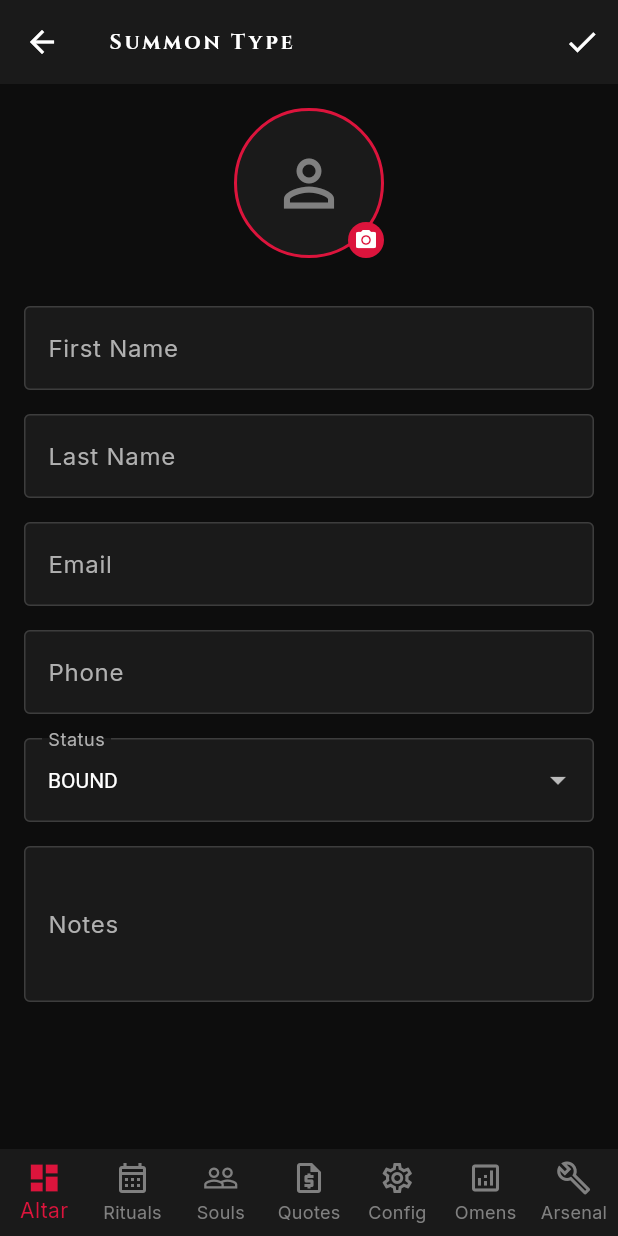
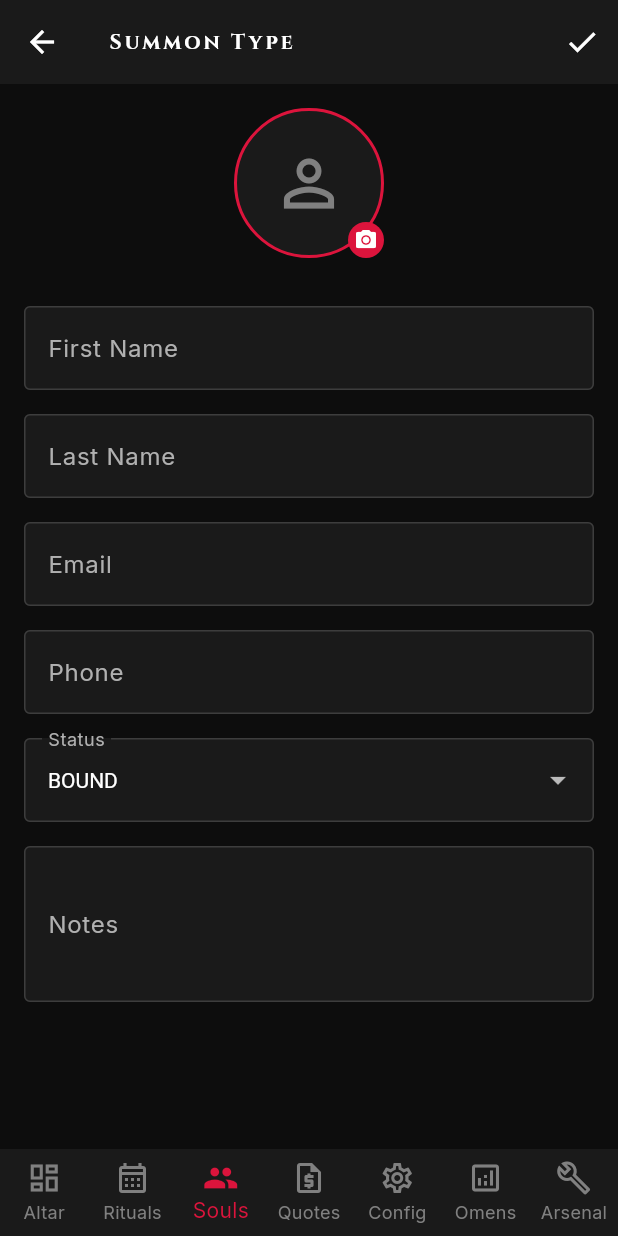
Before and after one commit to jakej985-rgb/infernal-web, a Flutter app: the ClientFormPage screen opened by its route, on a phone screen of 412 x 824 dp. Run offline on Flutter 3.47's test engine with Material 3 defaults, Android fonts, the phone set to English and light mode, and no system bars; our stand-ins replace dio, flutter_riverpod, flutter_secure_storage, freezed_annotation, go_router, google_fonts and 5 more; accounts and stored records are empty; generated files the repository leaves out were written again; network calls fail.

Commit message:
feat(app): update routes and introduce dynamic infernal ui labels
- Standardize primary routes to use conventional names (/home, /calendar, and /contacts instead of /dashboard, /appointments, and /clients)
- Add legacy and thematic redirect routes (such as /altar, /rituals, and /souls) to maintain backward compatibility and preserve theme navigation
- Integrate dynamic labels via useInfernalLabelsProvider in the system status page and other UI components to allow switching between standard and infernal terminology
- Support a custom trailing widget in settings items to accommodate controls like switches or toggle options

```diff
--- a/app/lib/app/router.dart
+++ b/app/lib/app/router.dart
@@ -36,9 +36,9 @@ import '../shared/widgets/app_shell.dart';
 /// Route paths as constants
 abstract final class AppRoutes {
   static const String login = '/login';
-  static const String dashboard = '/dashboard';
-  static const String appointments = '/appointments';
-  static const String clients = '/clients';
+  static const String dashboard = '/home';
+  static const String appointments = '/calendar';
+  static const String clients = '/contacts';
   static const String quotes = '/quotes';
   static const String documents = '/documents';
   static const String settings = '/settings';
@@ -64,6 +64,32 @@ final routerProvider = Provider<GoRouter>((ref) {
     initialLocation: AppRoutes.dashboard,
     debugLogDiagnostics: true,
     routes: [
+      // Redirects for legacy and thematic URLs
+      GoRoute(
+        path: '/dashboard',
+        redirect: (context, state) => AppRoutes.dashboard,
+      ),
+      GoRoute(
+        path: '/appointments',
+        redirect: (context, state) => AppRoutes.appointments,
+      ),
+      GoRoute(
+        path: '/clients',
+        redirect: (context, state) => AppRoutes.clients,
+      ),
+      GoRoute(
+        path: '/altar',
+        redirect: (context, state) => AppRoutes.dashboard,
+      ),
+      GoRoute(
+        path: '/rituals',
+        redirect: (context, state) => AppRoutes.appointments,
+      ),
+      GoRoute(
+        path: '/souls',
+        redirect: (context, state) => AppRoutes.clients,
+      ),
+
       // Login route (outside shell)
       GoRoute(
         path: AppRoutes.login,
--- a/app/lib/features/clients/presentation/client_form_page.dart
+++ b/app/lib/features/clients/presentation/client_form_page.dart
@@ -8,6 +8,7 @@ import '../../../app/theme/tokens.dart';
 import '../../../shared/domain/client.dart';
 import '../../../shared/domain/enums.dart';
 import '../data/clients_provider.dart';
+import '../../../shared/data/infernal_labels_provider.dart';
 
 class ClientFormPage extends ConsumerStatefulWidget {
   final String? clientId;
@@ -94,10 +95,14 @@ class _ClientFormPageState extends ConsumerState<ClientFormPage> {
   }
 
   Widget _buildScaffold(BuildContext context) {
+    final useInfernal = ref.watch(useInfernalLabelsProvider);
+
     return Scaffold(
       backgroundColor: InfernalColors.background,
       appBar: AppBar(
-        title: Text(_isEdit ? 'Edit Soul' : 'Summon Type'),
+        title: Text(_isEdit
+            ? UiLabels.get('edit_client', useInfernal)
+            : UiLabels.get('add_client', useInfernal)),
         backgroundColor: InfernalColors.surface,
         foregroundColor: InfernalColors.textPrimary,
         actions: [
--- a/app/lib/features/reports/presentation/stats_overview_page.dart
+++ b/app/lib/features/reports/presentation/stats_overview_page.dart
@@ -3,6 +3,7 @@ import 'package:flutter_riverpod/flutter_riverpod.dart';
 import 'package:intl/intl.dart';
 import '../../../app/theme/tokens.dart';
 import '../data/stats_provider.dart';
+import '../../../shared/data/infernal_labels_provider.dart';
 
 class StatsOverviewPage extends ConsumerWidget {
   const StatsOverviewPage({super.key});
@@ -10,11 +11,12 @@ class StatsOverviewPage extends ConsumerWidget {
   @override
   Widget build(BuildContext context, WidgetRef ref) {
     final statsAsync = ref.watch(shopOverviewStatsProvider);
+    final useInfernal = ref.watch(useInfernalLabelsProvider);
 
     return Scaffold(
       backgroundColor: InfernalColors.background,
       appBar: AppBar(
-        title: const Text('VOX MECANICUS // Stats'),
+        title: Text(UiLabels.get('stats_title', useInfernal)),
         backgroundColor: InfernalColors.surface,
         foregroundColor: InfernalColors.textPrimary,
       ),
--- /dev/null
+++ b/app/lib/shared/data/infernal_labels_provider.dart
@@ -0,0 +1,121 @@
+import 'package:flutter_riverpod/flutter_riverpod.dart';
+import '../util/shared_prefs_provider.dart';
+
+class UseInfernalLabelsNotifier extends Notifier<bool> {
+  @override
+  bool build() {
+    final prefs = ref.watch(sharedPreferencesProvider);
+    return prefs.getBool('use_infernal_labels') ?? true;
+  }
+
+  Future<void> toggle(bool value) async {
+    final prefs = ref.read(sharedPreferencesProvider);
+    await prefs.setBool('use_infernal_labels', value);
+    state = value;
+  }
+}
+
+final useInfernalLabelsProvider = NotifierProvider<UseInfernalLabelsNotifier, bool>(() {
+  return UseInfernalLabelsNotifier();
+});
+
+class UiLabels {
+  static const standardLabels = {
+    'home': 'Home',
+    'calendar': 'Calendar',
+    'contacts': 'Contacts',
+    'quotes': 'Quotes',
+    'settings': 'Settings',
+    'stats': 'Stats',
+    'tools': 'Tools',
+    'app_title': 'INK & STEEL',
+    'dashboard_title': 'DASHBOARD',
+    'todays_appointments': "Today's Appointments",
+    'active_clients': 'Active Clients',
+    'open_quotes': 'Open Quotes',
+    'pending_actions': 'Pending Actions',
+    'empty_appointments': 'The calendar is empty today.',
+    'no_upcoming_appointments': 'No upcoming appointments found.',
+    'admin_status_title': 'SYSTEM STATUS',
+    'settings_title': 'SETTINGS',
+    'recent_logs': 'RECENT LOGS',
+    'logs_error': 'Error loading logs',
+    'edit_client': 'Edit Client',
+    'add_client': 'Add Client',
+    'client_details': 'Client Details',
+    'search_placeholder': 'Search clients...',
+    'no_clients_found': 'No clients found.',
+    'delete_client_title': 'Delete Client?',
+    'delete_client_content': 'This client will be soft deleted. Continue?',
+    'delete_client_action': 'Delete',
+    'timeline_title': 'TIMELINE',
+    'stats_title': 'STATS',
+    'summoning_grid_title': 'QUICK ACTIONS',
+    'action_new_ritual': 'Event+',
+    'action_new_soul': 'Client+',
+    'action_new_quote': 'Quote+',
+    'action_supplies': 'Supplies',
+    'action_invocation': 'Messages',
+    'upcoming_sessions': 'Upcoming Appointments',
+    'no_future_visions': 'No upcoming appointments.',
+    'no_events_day': 'No appointments for this day.',
+    'tools_title': 'TOOLS',
+    'tool_inventory_title': 'Inventory',
+    'tool_inventory_subtitle': 'Manage shop inventory',
+    'tool_messages_title': 'Messages',
+    'tool_messages_subtitle': 'Client communications hub',
+  };
+
+  static const infernalLabels = {
+    'home': 'Altar',
+    'calendar': 'Rituals',
+    'contacts': 'Souls',
+    'quotes': 'Quotes',
+    'settings': 'Config',
+    'stats': 'Omens',
+    'tools': 'Arsenal',
+    'app_title': 'INFERNAL',
+    'dashboard_title': 'THE ALTAR',
+    'todays_appointments': "Today's Rituals",
+    'active_clients': 'Bound Souls',
+    'open_quotes': 'Open Scrolls',
+    'pending_actions': 'Pending',
+    'empty_appointments': 'The altar is empty today.',
+    'no_upcoming_appointments': 'The portal reveals no upcoming rituals.',
+    'admin_status_title': 'MACHINE SPIRIT // Status',
+    'settings_title': 'MACHINE SPIRIT',
+    'recent_logs': 'RECENT INCANTATIONS (LOGS)',
+    'logs_error': 'Error loading sanctuary logs',
+    'edit_client': 'Edit Soul',
+    'add_client': 'Summon Type',
+    'client_details': 'Soul Details',
+    'search_placeholder': 'Search souls...',
+    'no_clients_found': 'No souls found.',
+    'delete_client_title': 'Void Soul?',
+    'delete_client_content': 'This soul will be cast into the void (soft deleted). Continue?',
+    'delete_client_action': 'Void',
+    'timeline_title': 'BLOOD MOON TIMELINE',
+    'stats_title': 'VOX MECANICUS // Stats',
+    'summoning_grid_title': 'SUMMONING GRID',
+    'action_new_ritual': 'Ritual+',
+    'action_new_soul': 'Soul+',
+    'action_new_quote': 'Quote+',
+    'action_supplies': 'Supplies',
+    'action_invocation': 'Invocation',
+    'upcoming_sessions': 'Upcoming Sessions',
+    'no_future_visions': 'No future visions revealed.',
+    'no_events_day': 'No rituals for this day.',
+    'tools_title': 'ARSENAL // Tools',
+    'tool_inventory_title': 'Supply (Inventory)',
+    'tool_inventory_subtitle': 'Manage the alchemical stores',
+    'tool_messages_title': 'Invocations (Messages)',
+    'tool_messages_subtitle': 'Spirit communications hub',
+  };
+
+  static String get(String key, bool useInfernal) {
+    if (useInfernal) {
+      return infernalLabels[key] ?? standardLabels[key] ?? key;
+    }
+    return standardLabels[key] ?? key;
+  }
+}
--- a/app/lib/shared/widgets/app_shell.dart
+++ b/app/lib/shared/widgets/app_shell.dart
@@ -2,10 +2,73 @@
 library;
 
 import 'package:flutter/material.dart';
+import 'package:flutter_riverpod/flutter_riverpod.dart';
 import 'package:go_router/go_router.dart';
 
 import '../../app/router.dart';
 import '../../app/theme/tokens.dart';
+import '../data/infernal_labels_provider.dart';
+
+/// Navigation item configuration
+class NavItem {
+  final String id;
+  final IconData icon;
+  final IconData selectedIcon;
+  final String route;
+
+  const NavItem({
+    required this.id,
+    required this.icon,
+    required this.selectedIcon,
+    required this.route,
+  });
+}
+
+/// Dynamic list of navigation items
+const navItems = [
+  NavItem(
+    id: 'home',
+    icon: Icons.dashboard_outlined,
+    selectedIcon: Icons.dashboard,
+    route: AppRoutes.dashboard,
+  ),
+  NavItem(
+    id: 'calendar',
+    icon: Icons.calendar_month_outlined,
+    selectedIcon: Icons.calendar_month,
+    route: AppRoutes.appointments,
+  ),
+  NavItem(
+    id: 'contacts',
+    icon: Icons.people_outline,
+    selectedIcon: Icons.people,
+    route: AppRoutes.clients,
+  ),
+  NavItem(
+    id: 'quotes',
+    icon: Icons.request_quote_outlined,
+    selectedIcon: Icons.request_quote,
+    route: AppRoutes.quotes,
+  ),
+  NavItem(
+    id: 'settings',
+    icon: Icons.settings_outlined,
+    selectedIcon: Icons.settings,
+    route: AppRoutes.settings,
+  ),
+  NavItem(
+    id: 'stats',
+    icon: Icons.analytics_outlined,
+    selectedIcon: Icons.analytics,
+    route: AppRoutes.stats,
+  ),
+  NavItem(
+    id: 'tools',
+    icon: Icons.build_outlined,
+    selectedIcon: Icons.build,
+    route: AppRoutes.tools,
+  ),
+];
 
 /// Main app shell that provides consistent navigation
 class AppShell extends StatelessWidget {
@@ -38,36 +101,31 @@ class AppShell extends StatelessWidget {
   }
 }
 
-class _NavigationRail extends StatelessWidget {
+class _NavigationRail extends ConsumerWidget {
   const _NavigationRail({required this.currentPath});
 
   final String currentPath;
 
-  int get _selectedIndex {
-    switch (currentPath) {
-      case AppRoutes.dashboard:
-        return 0;
-      case AppRoutes.appointments:
-        return 1;
-      case AppRoutes.clients:
-        return 2;
-      case AppRoutes.quotes:
-        return 3;
-      case AppRoutes.settings:
-        return 4;
-      case AppRoutes.stats:
-        return 5;
-      case AppRoutes.tools:
-      case AppRoutes.inventory:
-      case AppRoutes.communications:
-        return 6;
-      default:
-        return 0;
+  int _selectedIndex() {
+    for (int i = 0; i < navItems.length; i++) {
+      final route = navItems[i].route;
+      if (currentPath == route || currentPath.startsWith('$route/')) {
+        return i;
+      }
     }
+    // Map inventory and communications to Tools (index 6)
+    if (currentPath.startsWith(AppRoutes.inventory) ||
+        currentPath.startsWith(AppRoutes.communications)) {
+      return 6;
+    }
+    return 0;
   }
 
   @override
-  Widget build(BuildContext context) {
+  Widget build(BuildContext context, WidgetRef ref) {
+    final useInfernal = ref.watch(useInfernalLabelsProvider);
+    final appTitle = UiLabels.get('app_title', useInfernal);
+
     return LayoutBuilder(
       builder: (context, constraints) {
         return SingleChildScrollView(
@@ -76,7 +134,7 @@ class _NavigationRail extends StatelessWidget {
             child: IntrinsicHeight(
               child: NavigationRail(
                 backgroundColor: InfernalColors.surface,
-                selectedIndex: _selectedIndex,
+                selectedIndex: _selectedIndex(),
                 onDestinationSelected: (index) => _navigate(context, index),
                 labelType: NavigationRailLabelType.all,
                 leading: Padding(
@@ -99,7 +157,7 @@ class _NavigationRail extends StatelessWidget {
                       ),
                       const SizedBox(height: InfernalSpacing.sm),
                       Text(
-                        'INFERNAL',
+                        appTitle,
                         style: Theme.of(context).textTheme.labelSmall?.copyWith(
                           color: InfernalColors.textMuted,
                           letterSpacing: 2,
@@ -108,43 +166,13 @@ class _NavigationRail extends StatelessWidget {
                     ],
                   ),
                 ),
-                destinations: const [
-                  NavigationRailDestination(
-                    icon: Icon(Icons.dashboard_outlined),
-                    selectedIcon: Icon(Icons.dashboard),
-                    label: Text('Altar'),
-                  ),
-                  NavigationRailDestination(
-                    icon: Icon(Icons.calendar_month_outlined),
-                    selectedIcon: Icon(Icons.calendar_month),
-                    label: Text('Rituals'),
-                  ),
-                  NavigationRailDestination(
-                    icon: Icon(Icons.people_outline),
-                    selectedIcon: Icon(Icons.people),
-                    label: Text('Souls'),
-                  ),
-                  NavigationRailDestination(
-                    icon: Icon(Icons.request_quote_outlined),
-                    selectedIcon: Icon(Icons.request_quote),
-                    label: Text('Quotes'),
-                  ),
-                  NavigationRailDestination(
-                    icon: Icon(Icons.settings_outlined),
-                    selectedIcon: Icon(Icons.settings),
-                    label: Text('Config'),
-                  ),
-                  NavigationRailDestination(
-                    icon: Icon(Icons.analytics_outlined),
-                    selectedIcon: Icon(Icons.analytics),
-                    label: Text('Omens'),
-                  ),
-                  NavigationRailDestination(
-                    icon: Icon(Icons.build_outlined),
-                    selectedIcon: Icon(Icons.build),
-                    label: Text('Arsenal'),
-                  ),
-                ],
+                destinations: navItems.map((item) {
+                  return NavigationRailDestination(
+                    icon: Icon(item.icon),
+                    selectedIcon: Icon(item.selectedIcon),
+                    label: Text(UiLabels.get(item.id, useInfernal)),
+                  );
+                }).toList(),
               ),
             ),
           ),
@@ -154,103 +182,48 @@ class _NavigationRail extends StatelessWidget {
   }
 
   void _navigate(BuildContext context, int index) {
-    final routes = [
-      AppRoutes.dashboard,
-      AppRoutes.appointments,
-      AppRoutes.clients,
-      AppRoutes.quotes,
-      AppRoutes.settings,
-      AppRoutes.stats,
-      AppRoutes.tools,
-    ];
-    context.go(routes[index]);
+    context.go(navItems[index].route);
   }
 }
 
-class _BottomNavBar extends StatelessWidget {
+class _BottomNavBar extends ConsumerWidget {
   const _BottomNavBar({required this.currentPath});
 
   final String currentPath;
 
-  int get _selectedIndex {
-    switch (currentPath) {
-      case AppRoutes.dashboard:
-        return 0;
-      case AppRoutes.appointments:
-        return 1;
-      case AppRoutes.clients:
-        return 2;
-      case AppRoutes.quotes:
-        return 3;
-      case AppRoutes.settings:
-        return 4;
-      case AppRoutes.stats:
-        return 5;
-      case AppRoutes.tools:
-      case AppRoutes.inventory:
-      case AppRoutes.communications:
-        return 6;
-      default:
-        return 0;
+  int _selectedIndex() {
+    for (int i = 0; i < navItems.length; i++) {
+      final route = navItems[i].route;
+      if (currentPath == route || currentPath.startsWith('$route/')) {
+        return i;
+      }
     }
+    if (currentPath.startsWith(AppRoutes.inventory) ||
+        currentPath.startsWith(AppRoutes.communications)) {
+      return 6;
+    }
+    return 0;
   }
 
   @override
-  Widget build(BuildContext context) {
+  Widget build(BuildContext context, WidgetRef ref) {
+    final useInfernal = ref.watch(useInfernalLabelsProvider);
+
     return BottomNavigationBar(
-      currentIndex: _selectedIndex,
+      currentIndex: _selectedIndex(),
       onTap: (index) => _navigate(context, index),
       type: BottomNavigationBarType.fixed,
-      items: const [
-        BottomNavigationBarItem(
-          icon: Icon(Icons.dashboard_outlined),
-          activeIcon: Icon(Icons.dashboard),
-          label: 'Altar',
-        ),
-        BottomNavigationBarItem(
-          icon: Icon(Icons.calendar_month_outlined),
-          activeIcon: Icon(Icons.calendar_month),
-          label: 'Rituals',
-        ),
-        BottomNavigationBarItem(
-          icon: Icon(Icons.people_outline),
-          activeIcon: Icon(Icons.people),
-          label: 'Souls',
-        ),
-        BottomNavigationBarItem(
-          icon: Icon(Icons.request_quote_outlined),
-          activeIcon: Icon(Icons.request_quote),
-          label: 'Quotes',
-        ),
-        BottomNavigationBarItem(
-          icon: Icon(Icons.settings_outlined),
-          activeIcon: Icon(Icons.settings),
-          label: 'Config',
-        ),
-        BottomNavigationBarItem(
-          icon: Icon(Icons.analytics_outlined),
-          activeIcon: Icon(Icons.analytics),
-          label: 'Omens',
-        ),
-        BottomNavigationBarItem(
-          icon: Icon(Icons.build_outlined),
-          activeIcon: Icon(Icons.build),
-          label: 'Arsenal',
-        ),
-      ],
+      items: navItems.map((item) {
+        return BottomNavigationBarItem(
+          icon: Icon(item.icon),
+          activeIcon: Icon(item.selectedIcon),
+          label: UiLabels.get(item.id, useInfernal),
+        );
+      }).toList(),
     );
   }
 
   void _navigate(BuildContext context, int index) {
-    final routes = [
-      AppRoutes.dashboard,
-      AppRoutes.appointments,
-      AppRoutes.clients,
-      AppRoutes.quotes,
-      AppRoutes.settings,
-      AppRoutes.stats,
-      AppRoutes.tools,
-    ];
-    context.go(routes[index]);
+    context.go(navItems[index].route);
   }
 }
```
Also changed, not shown: app/lib/features/admin/presentation/system_status_page.dart (+7 -5 lines), app/lib/features/appointments/presentation/appointments_list_page.dart (+12 -8 lines), app/lib/features/clients/presentation/client_details_page.dart (+14 -10 lines), app/lib/features/clients/presentation/clients_list_page.dart (+7 -5 lines), app/lib/features/dashboard/presentation/dashboard_page.dart (+29 -27 lines), app/lib/features/settings/presentation/settings_page.dart (+22 -2 lines), app/lib/features/tools/presentation/tools_hub_page.dart (+11 -7 lines).
